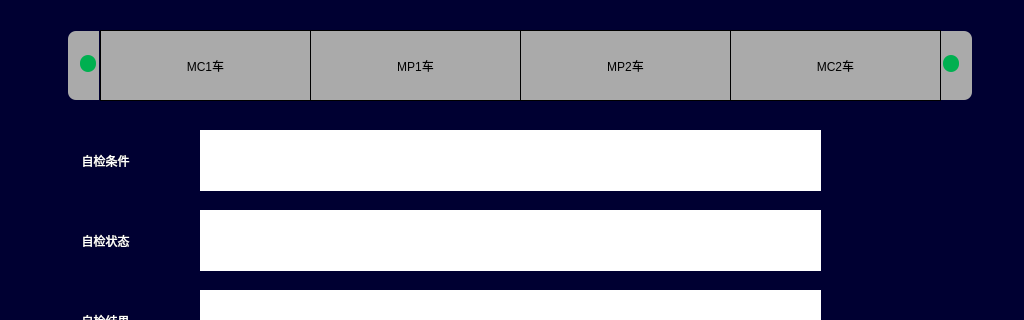
First picture: the form in vehiclesetbraketestpage.ui, repository 994656234/HHL, before the edit; both pictures show x 0 to 1024 and y 0 to 320 of the 1024 by 706 pixel window.
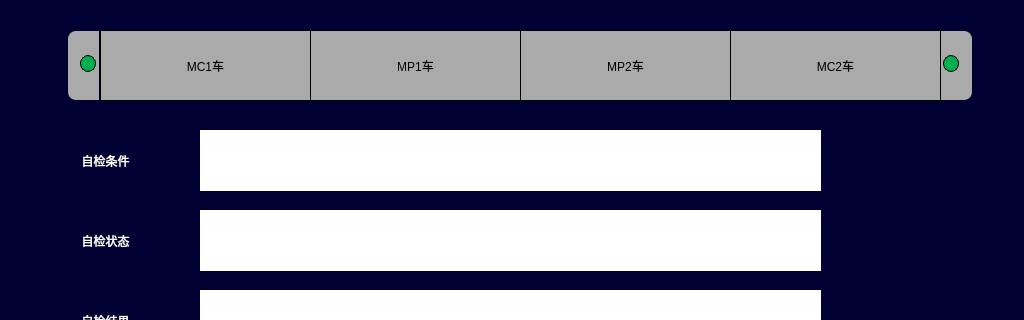
Second picture: the form after the edit. Icons and pictures are not drawn.

What changed in the file:
```diff
--- a/vehiclesetbraketestpage.ui
+++ b/vehiclesetbraketestpage.ui
@@ -513,7 +513,8 @@
    </property>
    <property name="styleSheet">
     <string notr="true">background-color: rgb(0, 176, 80);
-border-radius:8px;</string>
+border-radius:8px;
+border:1px solid black;</string>
    </property>
    <property name="text">
     <string/>
@@ -546,7 +547,8 @@
    </property>
    <property name="styleSheet">
     <string notr="true">background-color: rgb(0, 176, 80);
-border-radius:8px;</string>
+border-radius:8px;
+border:1px solid black;</string>
    </property>
    <property name="text">
     <string/>
```
